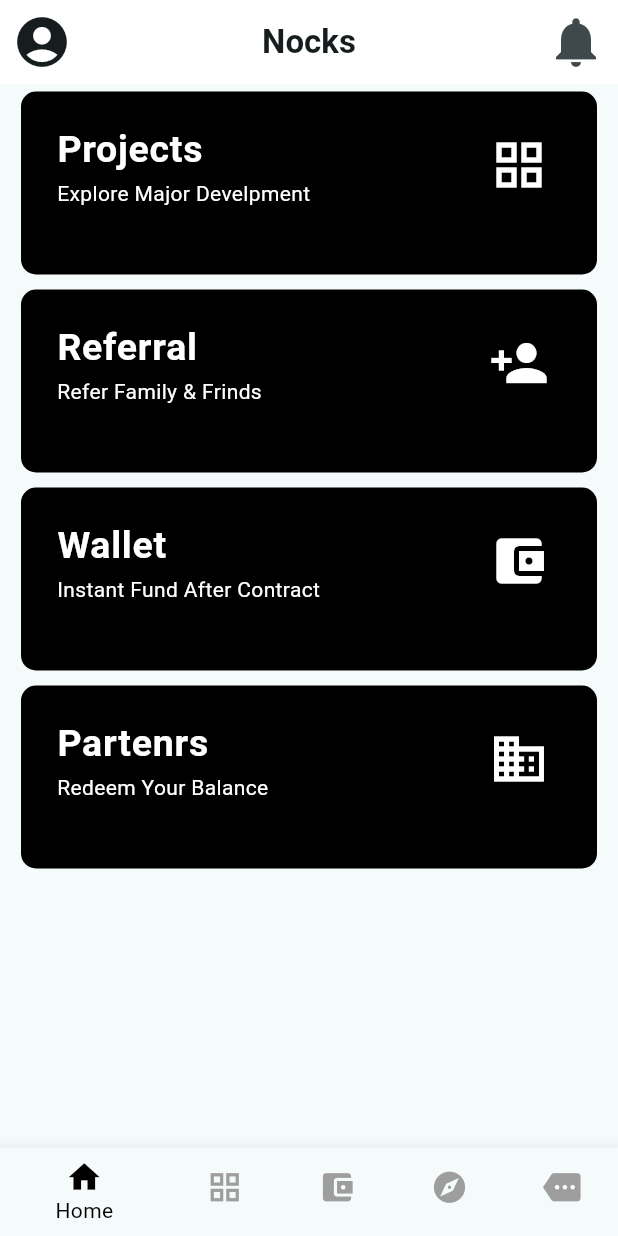
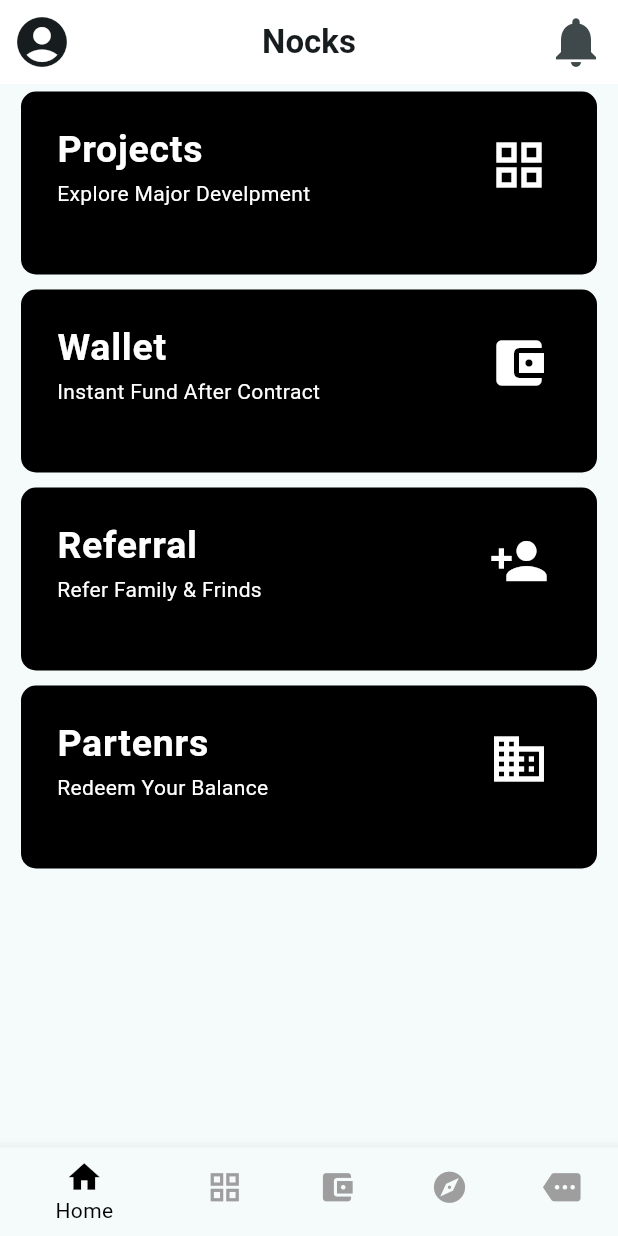
Before and after one commit to YoussefEzzat1012/Nocks_Project, a Flutter app: the screen it shows after launch, on a phone screen of 412 x 824 dp. Run offline on Flutter 3.47's test engine with Material 3 defaults, Android fonts, the phone set to English and light mode, and no system bars; our stand-ins replace carousel_slider, font_awesome_flutter; Roboto replaces fonts that are missing (Laton).

Commit message:
Some Updates Added

```diff
--- a/lib/main.dart
+++ b/lib/main.dart
@@ -38,6 +38,7 @@ class MyApp extends StatelessWidget {
           ReferralScreen.routeName: (ctx) => ReferralScreen(),
           CategoryPlaceScreen.routeName: (ctx) => CategoryPlaceScreen(),
           PlaceDetailScreen.routeName: (ctx) => PlaceDetailScreen(),
+          Tabsscreen.routeName: (ctx) => Tabsscreen()
         },
       ),
     );
--- a/lib/screens/homeScreen.dart
+++ b/lib/screens/homeScreen.dart
@@ -1,34 +1,77 @@
 import 'package:flutter/material.dart';
+import 'package:nocks/screens/tabsScreen.dart';
 import '../widgets/home_items.dart';
 import '../screens/ReferralScreen.dart';
 import '../screens/WalletScreen.dart';
 import '../screens/PartenrsScreen.dart';
 import '../screens/projectsScreen.dart';
 
-
 class HomeScreen extends StatelessWidget {
-  const HomeScreen({super.key});
+  final Function(int) onSelectPage;
+  const HomeScreen({required this.onSelectPage});
 
   @override
   Widget build(BuildContext context) {
     return Scaffold(
       appBar: AppBar(
-        leading: IconButton(icon: Icon(Icons.account_circle, size: 40,), onPressed: (){},),
-        title: Center(child: Text('Nocks',style: TextStyle(fontWeight: FontWeight.bold),)),
+        leading: IconButton(
+          icon: Icon(
+            Icons.account_circle,
+            size: 40,
+          ),
+          onPressed: () {},
+        ),
+        title: Center(
+            child: Text(
+          'Nocks',
+          style: TextStyle(fontWeight: FontWeight.bold),
+        )),
         actions: [
-          IconButton(onPressed: (){}, icon: Icon(Icons.notifications, size: 40,)),
+          IconButton(
+              onPressed: () {},
+              icon: Icon(
+                Icons.notifications,
+                size: 40,
+              )),
         ],
         backgroundColor: Colors.white,
       ),
       body: ListView(
         children: [
-          HomeItem(title: 'Projects', subtitle: 'Explore Major Develpment', icon: Icons.grid_view, routeName: ProjectsScreen.routeName),
-          HomeItem(title: 'Referral', subtitle: 'Refer Family & Frinds', icon: Icons.person_add, routeName: ReferralScreen.routeName,),
-          HomeItem(title: 'Wallet', subtitle: 'Instant Fund After Contract', icon: Icons.account_balance_wallet, routeName: Walletscreen.routeName,),
-          HomeItem(title: 'Partenrs', subtitle: 'Redeem Your Balance', icon: Icons.business, routeName: PartenrsScreen.routeName),
+          HomeItem(
+            title: 'Projects',
+            subtitle: 'Explore Major Develpment',
+            icon: Icons.grid_view,
+            routeName: ProjectsScreen.routeName,
+            onSelectPage: onSelectPage,
+            pageIndex: 1,
+          ),
+          HomeItem(
+            title: 'Wallet',
+            subtitle: 'Instant Fund After Contract',
+            icon: Icons.account_balance_wallet,
+            routeName: Walletscreen.routeName,
+            onSelectPage: onSelectPage,
+            pageIndex: 2,
+          ),
+          HomeItem(
+            title: 'Referral',
+            subtitle: 'Refer Family & Frinds',
+            icon: Icons.person_add,
+            routeName: ReferralScreen.routeName,
+            onSelectPage: onSelectPage,
+            pageIndex: 3,
+          ),
+          HomeItem(
+            title: 'Partenrs',
+            subtitle: 'Redeem Your Balance',
+            icon: Icons.business,
+            routeName: PartenrsScreen.routeName,
+            onSelectPage: onSelectPage,
+            pageIndex: 2,
+          ),
         ],
       ),
-
     );
   }
 }
--- a/lib/screens/tabsScreen.dart
+++ b/lib/screens/tabsScreen.dart
@@ -4,74 +4,47 @@ import '../screens/WalletScreen.dart';
 import '../screens/homeScreen.dart';
 import '../screens/projectsScreen.dart';
 import '../screens/moreScreen.dart';
+import '../screens/place_detail_screen.dart';
+import '../screens/PartenrsScreen.dart';
+import '../widgets/bottom_navigation_bar.dart';
 
 class Tabsscreen extends StatefulWidget {
-  const Tabsscreen({super.key});
-
+  static const routeName = '/TabsScreen';
   @override
   State<Tabsscreen> createState() => _TabsscreenState();
 }
 
 class _TabsscreenState extends State<Tabsscreen> {
-  final List<Widget> _pages = [
-    HomeScreen(),
-    ProjectsScreen(),
-    ReferralScreen(),
-    Walletscreen(),
-    Morescreen()
-  ];
+  int _selectedIndexPage = 0; // Current selected tab index
 
-  var _selectedIndexPage = 0;
-
+  // Callback to switch tabs
   void _selectPage(int index) {
     setState(() {
       _selectedIndexPage = index;
     });
   }
 
+  late final List<Widget> _pages; // Declare the pages list
+
+  @override
+  void initState() {
+    super.initState();
+    // Initialize the pages and pass _selectPage to HomeScreen
+    _pages = [
+      HomeScreen(onSelectPage: _selectPage), // Pass _selectPage to HomeScreen
+      ProjectsScreen(),
+      Walletscreen(),
+      ReferralScreen(),
+      Morescreen(),
+      PlaceDetailScreen(),
+    ];
+  }
+
   @override
   Widget build(BuildContext context) {
     return Scaffold(
       body: _pages[_selectedIndexPage],
-      bottomNavigationBar: BottomNavigationBar(
-        backgroundColor: Colors.white54,
-        selectedItemColor: Colors.black,
-        unselectedItemColor: Colors.grey,
-        currentIndex: _selectedIndexPage,
-        onTap: _selectPage,
-        items: [
-          BottomNavigationBarItem(
-              icon: Icon(
-                Icons.home,
-                size: 25,
-              ),
-              label: 'Home'),
-          BottomNavigationBarItem(
-              icon: Icon(
-                Icons.grid_view,
-                size: 25,
-              ),
-              label: 'Project'),
-          BottomNavigationBarItem(
-              icon: Icon(
-                Icons.account_balance_wallet,
-                size: 25,
-              ),
-              label: 'Wallet'),
-          BottomNavigationBarItem(
-              icon: Icon(
-                Icons.explore,
-                size: 25,
-              ),
-              label: 'Explore'),
-          BottomNavigationBarItem(
-              icon: Icon(
-                Icons.more,
-                size: 25,
-              ),
-              label: 'More'),
-        ],
-      ),
+      bottomNavigationBar: BottomNavigationBarWidget(selectPage: _selectPage, selectedIndexPage: _selectedIndexPage),
     );
   }
 }
--- /dev/null
+++ b/lib/widgets/bottom_navigation_bar.dart
@@ -0,0 +1,51 @@
+import 'package:flutter/material.dart';
+
+class BottomNavigationBarWidget extends StatelessWidget {
+  var selectedIndexPage;
+  Function (int) selectPage;
+
+  BottomNavigationBarWidget({required this.selectPage, required this.selectedIndexPage});
+
+  @override
+  Widget build(BuildContext context) {
+    return BottomNavigationBar(
+        backgroundColor: Colors.white54,
+        selectedItemColor: Colors.black,
+        unselectedItemColor: Colors.grey,
+        currentIndex: selectedIndexPage,
+        onTap: selectPage,
+        items: [
+          BottomNavigationBarItem(
+              icon: Icon(
+                Icons.home,
+                size: 25,
+              ),
+              label: 'Home'),
+          BottomNavigationBarItem(
+              icon: Icon(
+                Icons.grid_view,
+                size: 25,
+              ),
+              label: 'Project'),
+          BottomNavigationBarItem(
+              icon: Icon(
+                Icons.account_balance_wallet,
+                size: 25,
+              ),
+              label: 'Wallet'),
+          BottomNavigationBarItem(
+              icon: Icon(
+                Icons.explore,
+                size: 25,
+              ),
+              label: 'Explore'),
+          BottomNavigationBarItem(
+              icon: Icon(
+                Icons.more,
+                size: 25,
+              ),
+              label: 'More'),
+        ],
+      );
+  }
+}
--- a/lib/widgets/home_items.dart
+++ b/lib/widgets/home_items.dart
@@ -5,14 +5,17 @@ class HomeItem extends StatelessWidget {
   final String subtitle;
   final IconData icon;
   final String routeName;
+  final int pageIndex;
+  final Function(int) onSelectPage;
 
-  HomeItem({required this.title, required this.subtitle, required this.icon, required this.routeName});
+
+  HomeItem({required this.title, required this.subtitle, required this.icon, required this.routeName,required this.pageIndex, required this.onSelectPage});
 
   @override
   Widget build(BuildContext context) {
     return InkWell(
       onTap: () {
-        Navigator.of(context).pushNamed(routeName);
+        onSelectPage(pageIndex);
       },
       child: Container(
         height: 122,
```
Also changed, not shown: lib/screens/place_detail_screen.dart (+23 -2 lines), lib/widgets/bottomsheetProjectDetail.dart (added, +148 -0 lines), lib/widgets/property_type_sheet_bottom.dart (added, +30 -0 lines).
